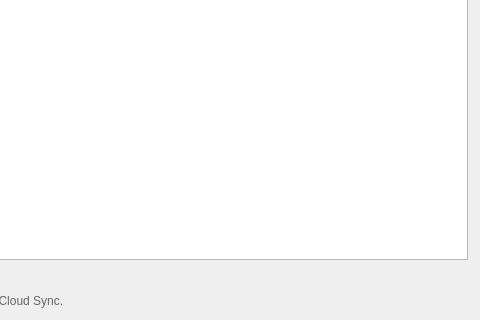
This is src/ui/tab_intervals_icu.ui in MaximumTrainer/MaximumTrainer_Archived as Qt 5 draws it before an edit; both pictures show x 320 to 800 and y 180 to 500 of the 800 by 500 pixel window. The edited form follows.
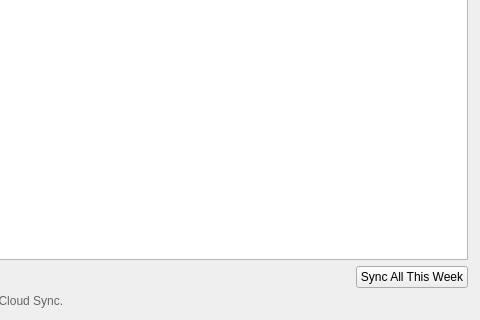
This is the edited form. Icons and pictures are not drawn.

Commit message: feat(#83,#84): batch sync + ZWO importer tests

```diff
--- a/src/ui/tab_intervals_icu.ui
+++ b/src/ui/tab_intervals_icu.ui
@@ -215,6 +215,16 @@
        </property>
       </spacer>
      </item>
+     <item>
+      <widget class="QPushButton" name="pushButton_syncAll">
+       <property name="text">
+        <string>Sync All This Week</string>
+       </property>
+       <property name="toolTip">
+        <string>Download and import all workouts scheduled for this week</string>
+       </property>
+      </widget>
+     </item>
     </layout>
    </item>
    <!-- Status label -->
```
The commit also changes 12 other files.
